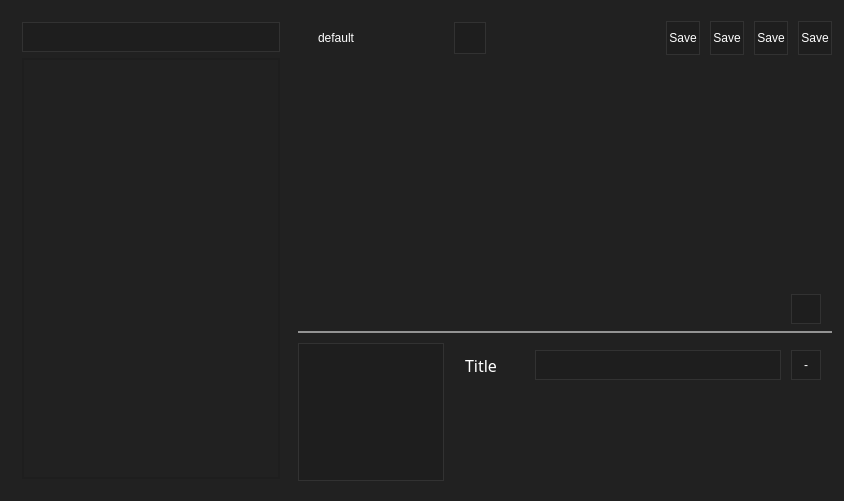
Hades2001/keyBoard, file mainwindow.ui: the form before one commit.
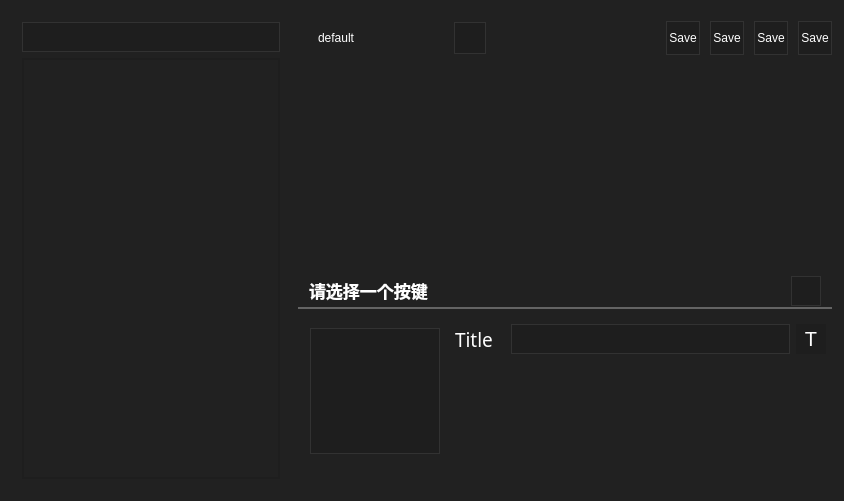
The form after the commit. Icons and pictures are not drawn. Custom widgets are drawn as their Qt base class.

```diff
--- a/mainwindow.ui
+++ b/mainwindow.ui
@@ -205,7 +205,7 @@
       </property>
       <layout class="QVBoxLayout" name="verticalLayout">
        <property name="spacing">
-        <number>6</number>
+        <number>0</number>
        </property>
        <property name="leftMargin">
         <number>1</number>
@@ -595,7 +595,7 @@
         </widget>
        </item>
        <item>
-        <widget class="QWidget" name="horizontalWidget" native="true">
+        <widget class="QWidget" name="horizontalWidget_4" native="true">
          <layout class="QHBoxLayout" name="horizontalLayout_6">
           <property name="spacing">
            <number>10</number>
@@ -608,6 +608,18 @@
           </property>
           <item>
            <widget class="QLabel" name="lab_describe">
+            <property name="minimumSize">
+             <size>
+              <width>0</width>
+              <height>25</height>
+             </size>
+            </property>
+            <property name="maximumSize">
+             <size>
+              <width>16777215</width>
+              <height>25</height>
+             </size>
+            </property>
             <property name="font">
              <font>
               <family>华文细黑</family>
@@ -620,7 +632,7 @@
              <string notr="true">color: rgb(255, 255, 255);</string>
             </property>
             <property name="text">
-             <string/>
+             <string>请选择一个按键</string>
             </property>
            </widget>
           </item>
@@ -707,7 +719,7 @@
           </size>
          </property>
          <property name="styleSheet">
-          <string notr="true">background-color: rgb(147, 147, 147);</string>
+          <string notr="true">background-color: rgb(100, 100, 100);</string>
          </property>
          <property name="text">
           <string/>
@@ -716,48 +728,93 @@
        </item>
        <item>
         <widget class="QWidget" name="horizontalWidget_2" native="true">
+         <property name="sizePolicy">
+          <sizepolicy hsizetype="Preferred" vsizetype="Fixed">
+           <horstretch>0</horstretch>
+           <verstretch>0</verstretch>
+          </sizepolicy>
+         </property>
+         <property name="minimumSize">
+          <size>
+           <width>0</width>
+           <height>180</height>
+          </size>
+         </property>
          <property name="maximumSize">
           <size>
            <width>16777215</width>
-           <height>150</height>
+           <height>180</height>
           </size>
          </property>
          <layout class="QHBoxLayout" name="horizontalLayout_2">
           <property name="spacing">
-           <number>6</number>
+           <number>0</number>
           </property>
           <property name="leftMargin">
-           <number>0</number>
+           <number>12</number>
           </property>
           <property name="topMargin">
-           <number>0</number>
+           <number>10</number>
           </property>
           <property name="rightMargin">
-           <number>0</number>
+           <number>6</number>
           </property>
           <property name="bottomMargin">
            <number>0</number>
           </property>
           <item>
-           <widget class="QPushButton" name="bn_image">
+           <widget class="QWidget" name="verticalWidget_t" native="true">
             <property name="sizePolicy">
-             <sizepolicy hsizetype="Fixed" vsizetype="Fixed">
+             <sizepolicy hsizetype="Fixed" vsizetype="Preferred">
               <horstretch>0</horstretch>
               <verstretch>0</verstretch>
              </sizepolicy>
             </property>
             <property name="minimumSize">
              <size>
-              <width>150</width>
-              <height>150</height>
+              <width>130</width>
+              <height>0</height>
              </size>
             </property>
-            <property name="styleSheet">
-             <string notr="true">QPushButton{
+            <property name="maximumSize">
+             <size>
+              <width>130</width>
+              <height>16777215</height>
+             </size>
+            </property>
+            <layout class="QVBoxLayout" name="verticalLayout_3">
+             <property name="leftMargin">
+              <number>0</number>
+             </property>
+             <property name="topMargin">
+              <number>5</number>
+             </property>
+             <property name="rightMargin">
+              <number>0</number>
+             </property>
+             <property name="bottomMargin">
+              <number>0</number>
+             </property>
+             <item>
+              <widget class="QPushButton" name="bn_image">
+               <property name="sizePolicy">
+                <sizepolicy hsizetype="Fixed" vsizetype="Fixed">
+                 <horstretch>0</horstretch>
+                 <verstretch>0</verstretch>
+                </sizepolicy>
+               </property>
+               <property name="minimumSize">
+                <size>
+                 <width>130</width>
+                 <height>130</height>
+                </size>
+               </property>
+               <property name="styleSheet">
+                <string notr="true">QPushButton{
 	color: rgb(255, 255, 255);
 	background-color: rgb(30, 30, 30);
 	border:1px solid rgb(50,50,50);
-	margin:4px 4px 8px 0px
+	margin:4px 0px 0px 0px
 }
 QPushButton:hover{
 
@@ -768,38 +825,57 @@
 	background-color: rgb(255, 200, 0);
 	color: rgb(30, 30, 30);
 }</string>
-            </property>
-            <property name="text">
-             <string/>
-            </property>
+               </property>
+               <property name="text">
+                <string/>
+               </property>
+              </widget>
+             </item>
+             <item>
+              <spacer name="verticalSpacer">
+               <property name="orientation">
+                <enum>Qt::Vertical</enum>
+               </property>
+               <property name="sizeHint" stdset="0">
+                <size>
+                 <width>20</width>
+                 <height>40</height>
+                </size>
+               </property>
+              </spacer>
+             </item>
+            </layout>
            </widget>
           </item>
           <item>
-           <widget class="QWidget" name="verticalWidget" native="true">
+           <widget class="QWidget" name="verticalWidget_z" native="true">
             <layout class="QVBoxLayout" name="verticalLayout_2">
+             <property name="spacing">
+              <number>0</number>
+             </property>
+             <property name="leftMargin">
+              <number>5</number>
+             </property>
+             <property name="topMargin">
+              <number>5</number>
+             </property>
+             <property name="rightMargin">
+              <number>0</number>
+             </property>
+             <property name="bottomMargin">
+              <number>0</number>
+             </property>
              <item>
-              <widget class="QWidget" name="horizontalWidget_2" native="true">
+              <widget class="QWidget" name="horizontalWidget_z" native="true">
                <property name="sizePolicy">
                 <sizepolicy hsizetype="Preferred" vsizetype="Fixed">
                  <horstretch>0</horstretch>
                  <verstretch>0</verstretch>
                 </sizepolicy>
                </property>
-               <property name="minimumSize">
-                <size>
-                 <width>0</width>
-                 <height>30</height>
-                </size>
-               </property>
-               <property name="maximumSize">
-                <size>
-                 <width>16777215</width>
-                 <height>30</height>
-                </size>
-               </property>
-               <layout class="QHBoxLayout" name="horizontalLayout_9">
+               <layout class="QHBoxLayout" name="horizontalLayout_4">
                 <property name="spacing">
-                 <number>0</number>
+                 <number>-1</number>
                 </property>
                 <property name="leftMargin">
                  <number>0</number>
@@ -815,6 +891,12 @@
                 </property>
                 <item>
                  <widget class="QLabel" name="label_3">
+                  <property name="sizePolicy">
+                   <sizepolicy hsizetype="Fixed" vsizetype="Preferred">
+                    <horstretch>0</horstretch>
+                    <verstretch>0</verstretch>
+                   </sizepolicy>
+                  </property>
                   <property name="minimumSize">
                    <size>
                     <width>60</width>
@@ -824,41 +906,33 @@
                   <property name="font">
                    <font>
                     <family>Bahnschrift Light</family>
-                    <pointsize>12</pointsize>
+                    <pointsize>14</pointsize>
                    </font>
                   </property>
                   <property name="styleSheet">
-                   <string notr="true">color: rgb(255, 255, 255);</string>
+                   <string notr="true">color: rgb(255, 255, 255);
+padding-left:5px;
+border:transparent;   </string>
                   </property>
                   <property name="text">
                    <string>Title</string>
                   </property>
                  </widget>
                 </item>
-                <item>
-                 <spacer name="horizontalSpacer_3">
-                  <property name="orientation">
-                   <enum>Qt::Horizontal</enum>
-                  </property>
-                  <property name="sizeType">
-                   <enum>QSizePolicy::Fixed</enum>
-                  </property>
-                  <property name="sizeHint" stdset="0">
-                   <size>
-                    <width>10</width>
-                    <height>20</height>
-                   </size>
-                  </property>
-                 </spacer>
-                </item>
                 <item>
                  <widget class="QLineEdit" name="lineEdit_2">
                   <property name="sizePolicy">
-                   <sizepolicy hsizetype="Expanding" vsizetype="Fixed">
+                   <sizepolicy hsizetype="Preferred" vsizetype="Fixed">
                     <horstretch>0</horstretch>
-                    <verstretch>30</verstretch>
+                    <verstretch>0</verstretch>
                    </sizepolicy>
                   </property>
+                  <property name="minimumSize">
+                   <size>
+                    <width>150</width>
+                    <height>30</height>
+                   </size>
+                  </property>
                   <property name="maximumSize">
                    <size>
                     <width>16777215</width>
@@ -888,22 +962,6 @@
                   </property>
                  </widget>
                 </item>
-                <item>
-                 <spacer name="horizontalSpacer_4">
-                  <property name="orientation">
-                   <enum>Qt::Horizontal</enum>
-                  </property>
-                  <property name="sizeType">
-                   <enum>QSizePolicy::Fixed</enum>
-                  </property>
-                  <property name="sizeHint" stdset="0">
-                   <size>
-                    <width>10</width>
-                    <height>20</height>
-                   </size>
-                  </property>
-                 </spacer>
-                </item>
                 <item>
                  <widget class="QPushButton" name="pushButton_2">
                   <property name="sizePolicy">
@@ -924,11 +982,16 @@
                     <height>30</height>
                    </size>
                   </property>
+                  <property name="font">
+                   <font>
+                    <pointsize>15</pointsize>
+                   </font>
+                  </property>
                   <property name="styleSheet">
                    <string notr="true">QPushButton{
 	color: rgb(255, 255, 255);
 	background-color: rgb(30, 30, 30);
-	border:1px solid rgb(50,50,50);
+	border:transparent;   
 }
 QPushButton:hover{
 
@@ -941,7 +1004,7 @@
 }</string>
                   </property>
                   <property name="text">
-                   <string>-</string>
+                   <string>T</string>
                   </property>
                  </widget>
                 </item>
@@ -976,8 +1039,8 @@
                  <rect>
                   <x>0</x>
                   <y>0</y>
-                  <width>380</width>
-                  <height>112</height>
+                  <width>375</width>
+                  <height>135</height>
                  </rect>
                 </property>
                </widget>
```
Left out of the diff: 7 changed lines with no effect on the pictures.
